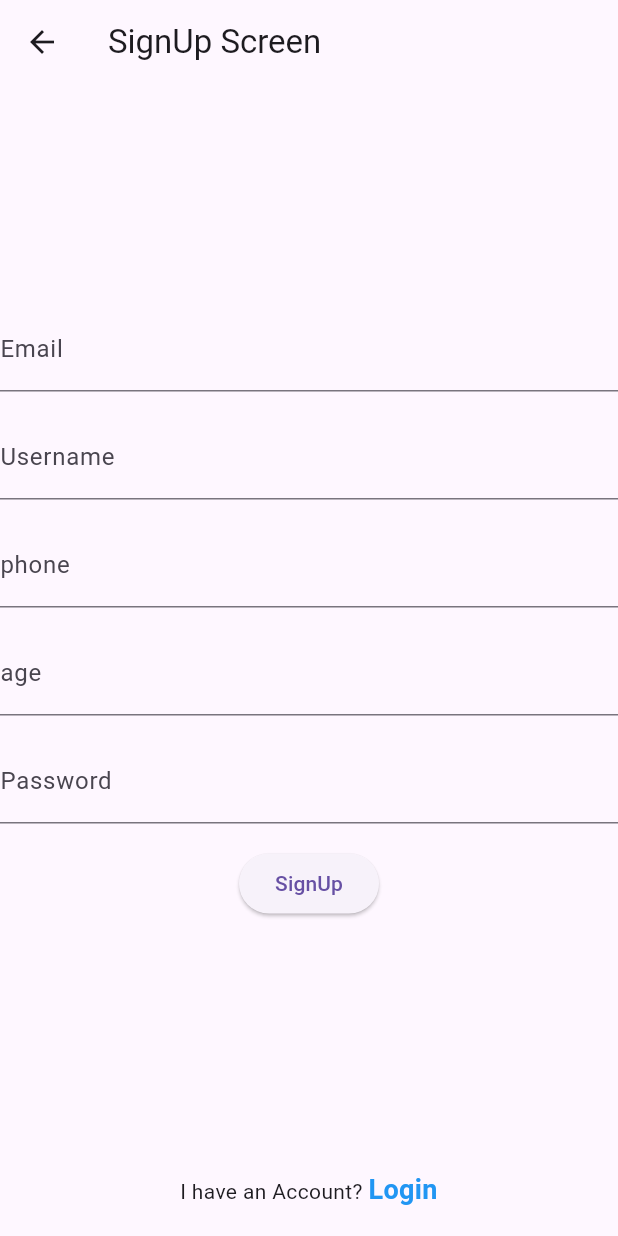
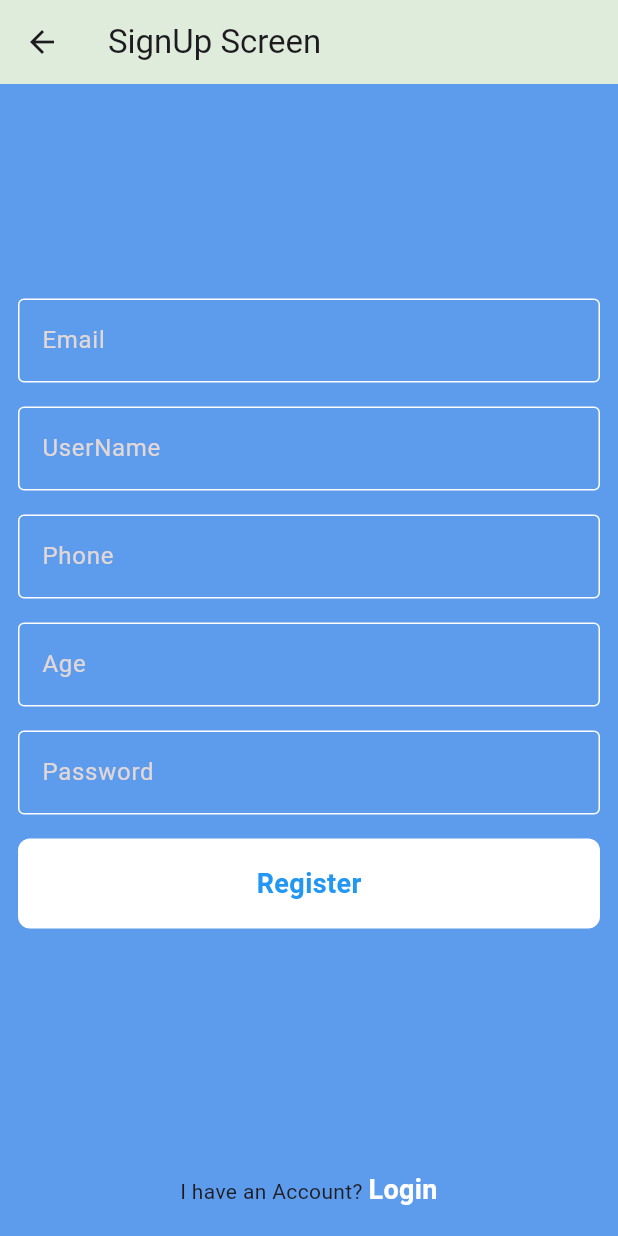
Before and after one commit to Ibrahim8545/todoApp, a Flutter app: the SignupScreen screen opened by its route, on a phone screen of 412 x 824 dp. Run offline on Flutter 3.47's test engine with Material 3 defaults, Android fonts, the phone set to English and light mode, and no system bars; our stand-ins replace calendar_timeline, cloud_firestore, firebase_auth, firebase_core, flutter_slidable; accounts and stored records are empty.

Commit message:
refactor login page and register page

```diff
--- a/lib/home_screen.dart
+++ b/lib/home_screen.dart
@@ -29,7 +29,7 @@ class _HomeScreenState extends State<HomeScreen> {
       appBar: AppBar(
         backgroundColor: AppColor.primary,
         title:  Text(
-          'Todo App ${pro.userModel?.userName}',
+          'Hi ${pro.userModel?.userName}',
           style: TextStyle(
               fontSize: 30, fontWeight: FontWeight.bold, color: Colors.white),
         ),
@@ -39,7 +39,9 @@ class _HomeScreenState extends State<HomeScreen> {
                   {
 
                       FirebaseAuth.instance.signOut();
-                Navigator.pushNamed(context, LoginPage.routeName);
+                 Navigator.pushNamedAndRemoveUntil(
+                      context, LoginPage.routeName, (route) => false,
+                      );
                   },
                   icon: Icon(Icons.logout))
         ],
--- a/lib/signin_and_sigup/custom_button.dart
+++ b/lib/signin_and_sigup/custom_button.dart
@@ -15,7 +15,16 @@ String text;
               ),
               width: double.infinity,
               height: 60,
-              child:Center(child: Text(text)) ,
+              child:Center(
+                child: Text(
+                  text,
+                  style: const TextStyle(
+                    color: Colors.blue,
+                    fontSize: 18,
+                    fontWeight: FontWeight.bold
+                  )
+                  )
+                ) ,
             ),
     );
   }
--- a/lib/signin_and_sigup/custom_text_field.dart
+++ b/lib/signin_and_sigup/custom_text_field.dart
@@ -1,12 +1,14 @@
 import 'package:flutter/material.dart';
 
 class CustomTextField extends StatelessWidget {
-   CustomTextField({super.key,this.hint,this.text,this.obscureText=false,this.controller});
+
+   CustomTextField({super.key,this.hint,this.text,this.obscureText=false,this.controller,this.keyboardType});
 
 String? hint;
 String? text;
 bool? obscureText;
 TextEditingController? controller;
+TextInputType? keyboardType;
 
 
 
@@ -15,6 +17,7 @@ TextEditingController? controller;
     return  TextFormField(
       obscureText: obscureText!,
       controller: controller,
+      keyboardType:keyboardType ,
       validator: (value)
       {
         if(value!.isEmpty)
@@ -28,22 +31,30 @@ TextEditingController? controller;
             label: Text(
               '$hint',
               style:const  TextStyle(
-                color: Colors.white
+                color: Color.fromARGB(255, 226, 215, 215)
               ),
               ),
-              // border: const OutlineInputBorder(
-              //   Colors.amber,
-              //   borderSide: BorderSide(
-              //     color: Colors.white
-              //     ),
-              // ),
+              border: const OutlineInputBorder(
 
-
-              enabledBorder: const OutlineInputBorder(
                 borderSide: BorderSide(
                   color: Colors.white
                   ),
               ),
+
+            enabledBorder: const OutlineInputBorder(
+                borderSide: BorderSide(
+                  color: Colors.white
+                  ),
+
+              ),
+
+             focusedBorder: const OutlineInputBorder(
+                borderSide: BorderSide(
+                  color: Colors.white
+                  ),
+
+              ),
+
             ),
           );
   }
--- a/lib/signin_and_sigup/regsiter.dart
+++ b/lib/signin_and_sigup/regsiter.dart
@@ -1,6 +1,8 @@
-
 import 'package:flutter/material.dart';
+import 'package:todoapp/app_color.dart';
 import 'package:todoapp/firebase_function/firebase_function.dart';
+import 'package:todoapp/signin_and_sigup/custom_button.dart';
+import 'package:todoapp/signin_and_sigup/custom_text_field.dart';
 import 'package:todoapp/signin_and_sigup/login.dart';
 
 class SignupScreen extends StatelessWidget {
@@ -13,19 +15,21 @@ class SignupScreen extends StatelessWidget {
   var passwordController = TextEditingController();
   var ageController = TextEditingController();
   var phoneController = TextEditingController();
-
+  var formkey = GlobalKey<FormState>();
   @override
   Widget build(BuildContext context) {
     return Scaffold(
+      backgroundColor: AppColor.primary,
       resizeToAvoidBottomInset: false,
       appBar: AppBar(
+        backgroundColor: AppColor.secondary,
         title: const Text('SignUp Screen'),
       ),
       bottomNavigationBar: InkWell(
         onTap: () {
           Navigator.pop(context);
         },
-        child: const Padding(
+        child: const  Padding(
           padding: EdgeInsets.all(18.0),
           child: Text.rich(
               textAlign: TextAlign.center,
@@ -36,80 +40,85 @@ class SignupScreen extends StatelessWidget {
                     style: TextStyle(
                         fontSize: 18,
                         fontWeight: FontWeight.bold,
-                        color: Colors.blue)),
+                        color:Colors.white),
+                        ),
               ])),
         ),
       ),
-      body: Center(
+      body: Padding(
+        padding: const EdgeInsets.all(12.0),
+        child: Form(
+          key: formkey,
+          child: Center(
             child: Column(
               mainAxisAlignment: MainAxisAlignment.center,
               children: [
-            TextField(
+                CustomTextField(
                   controller: emailController,
-              keyboardType: TextInputType.emailAddress,
-              decoration: const InputDecoration(
-                labelText: 'Email',
-              ),
+                  hint: 'Email',
+                  text: 'Email must be not empty',
                 ),
                 const SizedBox(height: 16),
-            TextField(
+                CustomTextField(
                   controller: userNameController,
-              decoration: const InputDecoration(
-                labelText: 'Username',
-              ),
+                  hint: 'UserName',
+                  text: 'UserName must be not empty',
                 ),
                 const SizedBox(height: 16),
-            TextField(
+                CustomTextField(
                   controller: phoneController,
-              keyboardType: TextInputType.number,
-              decoration: const InputDecoration(
-                labelText: 'phone',
-              ),
+                  hint: 'Phone',
+                  text: 'Phone must be not empty',
                 ),
                 const SizedBox(height: 16),
-            TextField(
+                CustomTextField(
                   controller: ageController,
-              keyboardType: TextInputType.number,
-              decoration: const InputDecoration(
-                labelText: 'age',
-              ),
+                  hint: 'Age',
+                  text: 'Age must be not empty',
                 ),
                 const SizedBox(height: 16),
-            TextField(
+                CustomTextField(
                   controller: passwordController,
+                  hint: 'Password',
+                  text: 'Password must be not empty',
                   obscureText: true,
-              decoration: const InputDecoration(
-                labelText: 'Password',
-              ),
                 ),
                 const SizedBox(height: 16),
-            ElevatedButton(
-              onPressed: () {
+               CustomButton(
+                onTap:()
+                 {
+
+                    if (formkey.currentState!.validate()) {
                       FirebaseFunctions.createAccount(
-                    emailController.text,
-                    passwordController.text,
+                          emailController.text, passwordController.text,
                           age: int.parse(ageController.text),
                           phone: phoneController.text,
-                    userName: userNameController.text,
-                     onSucess: () {
-                  Navigator.pushNamed(context,LoginPage.routeName);
+                          userName: userNameController.text, onSucess: () {
+                        Navigator.pushNamed(context, LoginPage.routeName);
                       }, onError: (error) {
                         showDialog(
                           context: context,
                           builder: (context) => AlertDialog(
-                      title: Text("Error"),
+                            title: const Text("Error"),
                             content: Text(error),
                             actions: [
-                        ElevatedButton(onPressed: () {}, child: Text("Cacnel")),
+                              ElevatedButton(
+                                  onPressed: () {
+                                    Navigator.pop(context);
+                                  },
+                                  child: const Text("Cacnel"),
 
+                                  ),
                             ],
                           ),
                         );
                       });
+                    }
                   },
-              child: const Text('SignUp'),
+                 text: 'Register',),
+              ],
             ),
-          ],
+          ),
         ),
       ),
     );
```
Also changed, not shown: lib/signin_and_sigup/login.dart (+39 -40 lines). Lines whose indentation alone changed are shown as unchanged.
